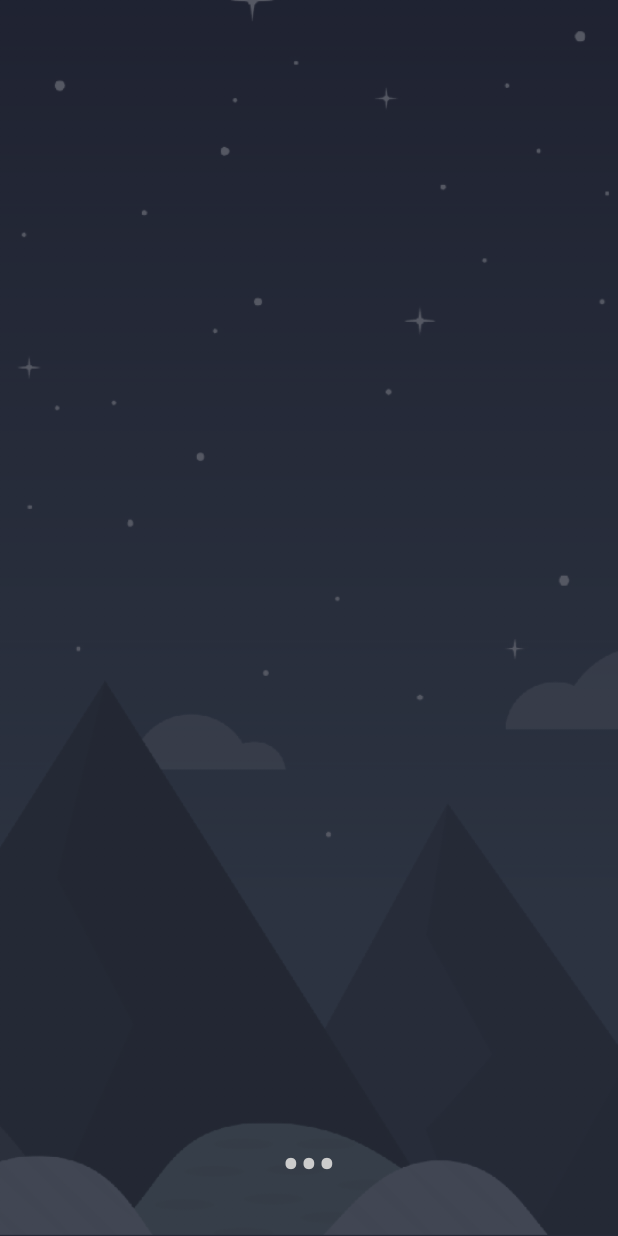
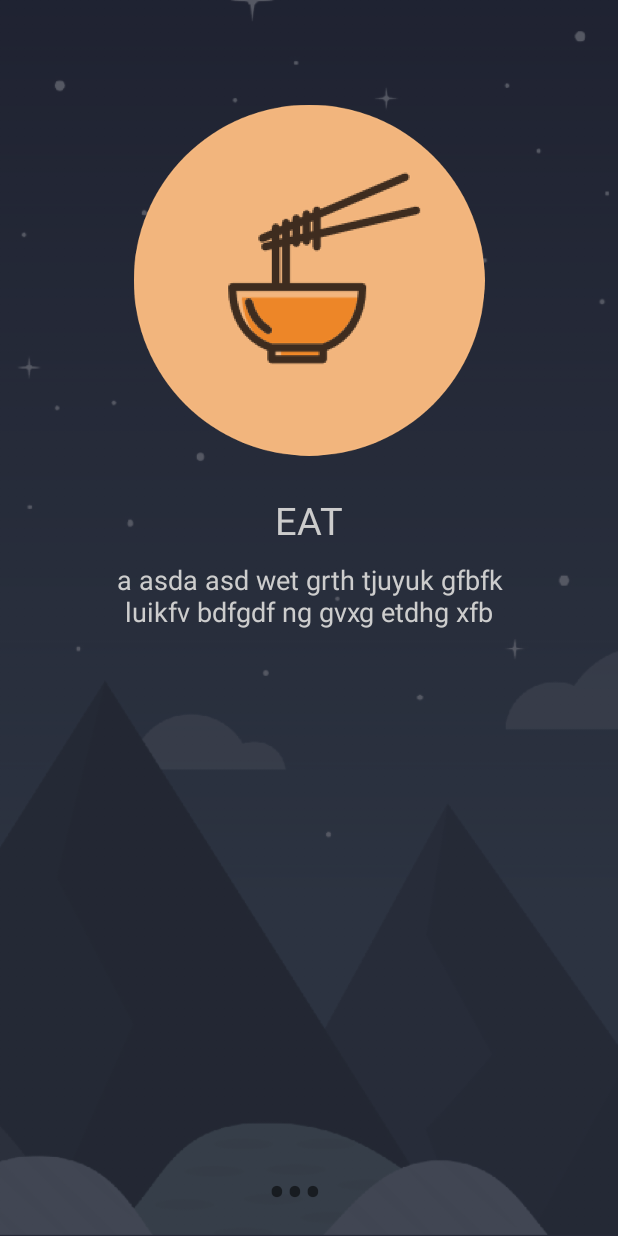
Before and after one commit to DidierMatos/onBoarding, an Android app: the screen it shows after launch (MainActivity), on a phone screen of 412 x 824 dp. Run offline under Robolectric (Android 15) with nearby library versions, the phone set to English and light mode, and no system bars.

Commit message:
Corrigiendo el funcionamiento y el BUG del fondo que se ponia detras, ademas se acomodo la interfaz

```diff
--- a/app/src/main/java/com/ndevelopers/onboardingapp/MainActivity.java
+++ b/app/src/main/java/com/ndevelopers/onboardingapp/MainActivity.java
@@ -41,7 +41,7 @@ public class MainActivity extends AppCompatActivity {
             mDots[i] = new TextView(this);
             mDots[i].setText(Html.fromHtml("&#8226"));
             mDots[i].setTextSize(35);
-            mDots[i].setTextColor(getResources().getColor(R.color.colorTransparentWhite));
+            //mDots[i].setTextColor(getResources().getColor(R.color.colorTransparentWhite));
 
             mDotLayout.addView(mDots[i]);
         }
--- a/app/src/main/java/com/ndevelopers/onboardingapp/SliderAdapter.java
+++ b/app/src/main/java/com/ndevelopers/onboardingapp/SliderAdapter.java
@@ -2,6 +2,7 @@ package com.ndevelopers.onboardingapp;
 
 import android.content.Context;
 import android.support.annotation.NonNull;
+import android.support.constraint.ConstraintLayout;
 import android.support.v4.view.PagerAdapter;
 import android.transition.Slide;
 import android.view.LayoutInflater;
@@ -46,7 +47,7 @@ public class SliderAdapter extends PagerAdapter {
 
     @Override
     public boolean isViewFromObject(@NonNull View view, @NonNull Object o) {
-        return view == (RelativeLayout) o;
+        return view == (ConstraintLayout) o;
     }
 
     @Override
@@ -71,7 +72,7 @@ public class SliderAdapter extends PagerAdapter {
     @Override
     public void destroyItem(@NonNull ViewGroup container, int position, @NonNull Object object) {
         //super.destroyItem(container, position, object);
-        container.removeView((RelativeLayout)object);
+        container.removeView((ConstraintLayout)object);
 
 
 
--- a/app/src/main/res/layout/activity_main.xml
+++ b/app/src/main/res/layout/activity_main.xml
@@ -5,27 +5,22 @@
     android:layout_width="match_parent"
     android:layout_height="match_parent"
     android:background="@drawable/main_background"
-    tools:context=".MainActivity" >
+    tools:context=".MainActivity">
 
     <android.support.v4.view.ViewPager
         android:id="@+id/slideViewPager"
         android:layout_width="match_parent"
-        android:layout_height="match_parent">
-
-    </android.support.v4.view.ViewPager>
+        android:layout_height="514dp"
+        android:layout_alignParentStart="true"
+        android:layout_alignParentTop="true"></android.support.v4.view.ViewPager>
 
     <LinearLayout
         android:id="@+id/dotsLayout"
-        android:layout_width="wrap_content"
-        android:layout_height="wrap_content"
-        android:layout_alignBottom="@+id/slideViewPager"
+        android:layout_width="54dp"
+        android:layout_height="54dp"
+        android:layout_alignParentBottom="true"
         android:layout_centerHorizontal="true"
-        android:layout_margin="5dp"
-        android:layout_marginStart="50dp"
-        android:layout_marginTop="100dp"
-        android:layout_marginEnd="50dp"
-        android:layout_marginBottom="641dp"
-        android:orientation="horizontal"
-        android:padding="20dp" />
+        android:orientation="horizontal"></LinearLayout>
+
 
 </RelativeLayout>
--- a/app/src/main/res/layout/slide_layout.xml
+++ b/app/src/main/res/layout/slide_layout.xml
@@ -2,41 +2,55 @@
 <android.support.constraint.ConstraintLayout xmlns:android="http://schemas.android.com/apk/res/android"
     xmlns:app="http://schemas.android.com/apk/res-auto"
     xmlns:tools="http://schemas.android.com/tools"
-    android:layout_width="match_parent"
-    android:layout_height="match_parent"
-    android:background="@color/colorWhite">
-
+    android:layout_width="match_parent" android:layout_height="match_parent">
 
     <ImageView
         android:id="@+id/slide_image"
         android:layout_width="wrap_content"
-        android:layout_height="207dp"
-        android:layout_alignParentStart="true"
-        android:layout_alignParentEnd="true"
-        app:srcCompat="@drawable/eat_icon"
-        tools:layout_editor_absoluteX="88dp"
-        tools:layout_editor_absoluteY="100dp" />
+        android:layout_height="wrap_content"
+        android:layout_alignParentTop="true"
+        android:layout_centerHorizontal="true"
+        android:layout_marginStart="8dp"
+        android:layout_marginTop="70dp"
+        android:layout_marginEnd="8dp"
+        app:layout_constraintEnd_toEndOf="parent"
+        app:layout_constraintStart_toStartOf="parent"
+        app:layout_constraintTop_toTopOf="parent"
+        app:srcCompat="@drawable/eat_icon" />
 
     <TextView
         android:id="@+id/slide_heading"
         android:layout_width="wrap_content"
         android:layout_height="wrap_content"
+        android:layout_alignParentTop="true"
         android:layout_centerHorizontal="true"
-        android:text="HEADING"
-        android:textSize="24sp"
-        tools:layout_editor_absoluteX="156dp"
-        tools:layout_editor_absoluteY="349dp" />
+        android:layout_marginStart="8dp"
+        android:layout_marginTop="25dp"
+        android:layout_marginEnd="8dp"
+        android:text="Heading"
+        android:textColor="@color/colorTransparentWhite"
+        android:textSize="25sp"
+        app:layout_constraintEnd_toEndOf="parent"
+        app:layout_constraintStart_toStartOf="parent"
+        app:layout_constraintTop_toBottomOf="@+id/slide_image" />
 
     <TextView
         android:id="@+id/slide_desc"
-        android:layout_width="wrap_content"
-        android:layout_height="wrap_content"
-        android:layout_centerHorizontal="true"
-        android:text="Loremasd sad sad asdasdasd asd"
-        android:textSize="16sp"
-        tools:layout_editor_absoluteX="83dp"
-        tools:layout_editor_absoluteY="456dp" />
-
-
+        android:layout_width="300dp"
+        android:layout_height="68dp"
+        android:layout_marginStart="8dp"
+        android:layout_marginTop="10dp"
+        android:layout_marginEnd="8dp"
+        android:autoText="false"
+        android:contextClickable="false"
+        android:text="Description"
+        android:textAlignment="center"
+        android:textAllCaps="false"
+        android:textColor="#cdcdcd"
+        android:textSize="18sp"
+        android:textColorLink="#cdcdcd"
+        app:layout_constraintEnd_toEndOf="parent"
+        app:layout_constraintStart_toStartOf="parent"
+        app:layout_constraintTop_toBottomOf="@+id/slide_heading" />
 
 </android.support.constraint.ConstraintLayout>
```
